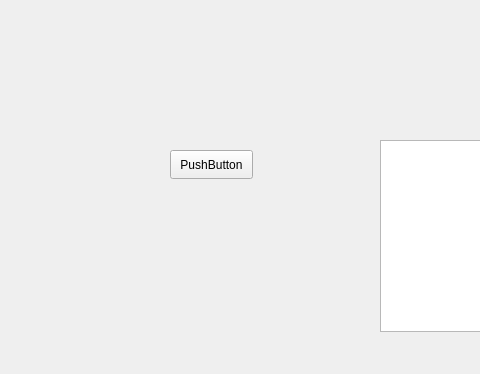
The window that mainwindow.ui (FRANZ2103/Qt_Sqlite_connection) describes before a commit, drawn with Qt 5; both pictures show x 0 to 480 and y 0 to 374 of the 800 by 600 pixel window.
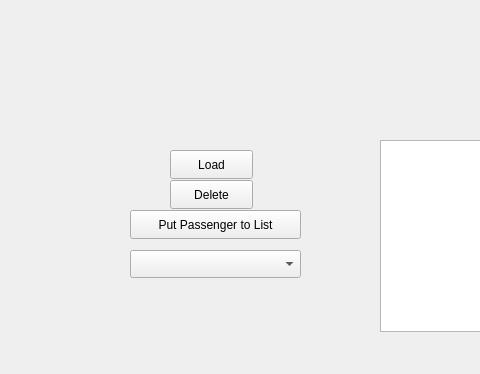
The same window after the commit.

Diff of the .ui file:
```diff
--- a/mainwindow.ui
+++ b/mainwindow.ui
@@ -37,7 +37,7 @@
      </rect>
     </property>
     <property name="text">
-     <string>PushButton</string>
+     <string>Load</string>
     </property>
    </widget>
    <widget class="QTableView" name="tableView">
@@ -50,6 +50,42 @@
      </rect>
     </property>
    </widget>
+   <widget class="QPushButton" name="delete_2">
+    <property name="geometry">
+     <rect>
+      <x>170</x>
+      <y>180</y>
+      <width>83</width>
+      <height>29</height>
+     </rect>
+    </property>
+    <property name="text">
+     <string>Delete</string>
+    </property>
+   </widget>
+   <widget class="QPushButton" name="delete_3">
+    <property name="geometry">
+     <rect>
+      <x>130</x>
+      <y>210</y>
+      <width>171</width>
+      <height>29</height>
+     </rect>
+    </property>
+    <property name="text">
+     <string>Put Passenger to List</string>
+    </property>
+   </widget>
+   <widget class="QComboBox" name="comboBox">
+    <property name="geometry">
+     <rect>
+      <x>130</x>
+      <y>250</y>
+      <width>171</width>
+      <height>28</height>
+     </rect>
+    </property>
+   </widget>
   </widget>
   <widget class="QMenuBar" name="menubar">
    <property name="geometry">
```
